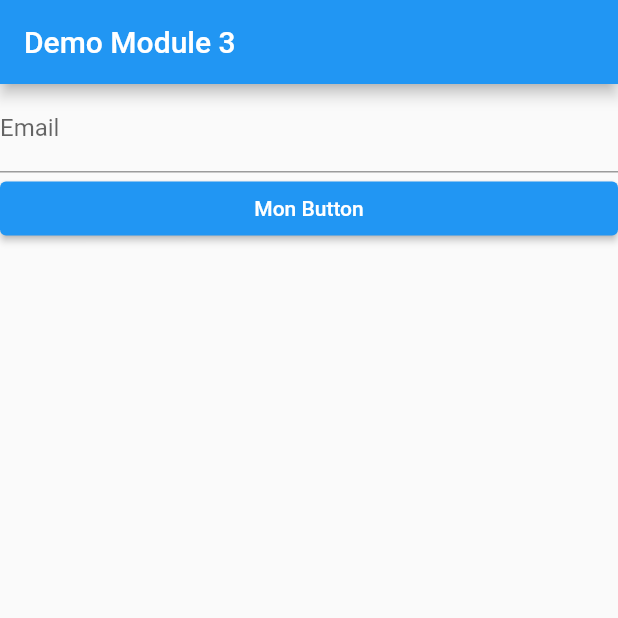
After one commit to Chocolaterie/EniFlutterHCDA091, a Flutter app: the screen it shows after launch, after a tap on "Mon Button", on a phone screen of 412 x 824 dp, the top half of it. The commit adds this screen. Run offline on Flutter 3.47's test engine with Material 2 defaults, Android fonts, the phone set to English and light mode, and no system bars.

Commit message:
Demo widget 3 - 1

```diff
--- /dev/null
+++ b/lib/pages/demo-widget.dart
@@ -0,0 +1,35 @@
+import 'package:flutter/material.dart';
+
+class DemoWidgetPage extends StatelessWidget {
+
+  void testButton(){
+    print("Cliquez, cliquez");
+  }
+
+  @override
+  Widget build(BuildContext context) {
+    return Scaffold(
+      appBar: AppBar(title: Text("Demo Module 3")),
+      body: Flex(
+        direction: Axis.vertical,
+        children: [
+          // Image.network("https://m.media-amazon.com/images/I/61nGkrhr7VL.jpg"),
+          // Image.asset("images/pain_choco.jpg")
+
+          // Champ de Saisie : Email
+          TextField(
+            decoration: InputDecoration(
+                labelText: "Email", hintText: "email@example.com"),
+          ),
+
+          SizedBox(
+            width: double.infinity,
+            child: ElevatedButton(onPressed: () => testButton(),
+            child: Text("Mon Button")),
+          ),
+
+        ],
+      ),
+    );
+  }
+}
--- a/pubspec.yaml
+++ b/pubspec.yaml
@@ -59,7 +59,8 @@ flutter:
   uses-material-design: true
 
   # To add assets to your application, add an assets section, like this:
-  # assets:
+  assets:
+    - images/
   #   - images/a_dot_burr.jpeg
   #   - images/a_dot_ham.jpeg
 
```
Also changed, not shown: lib/main.dart (+3 -29 lines), lib/pages/eni-demo-page.dart (added, +28 -0 lines), images/pain_choco.jpg (added).
